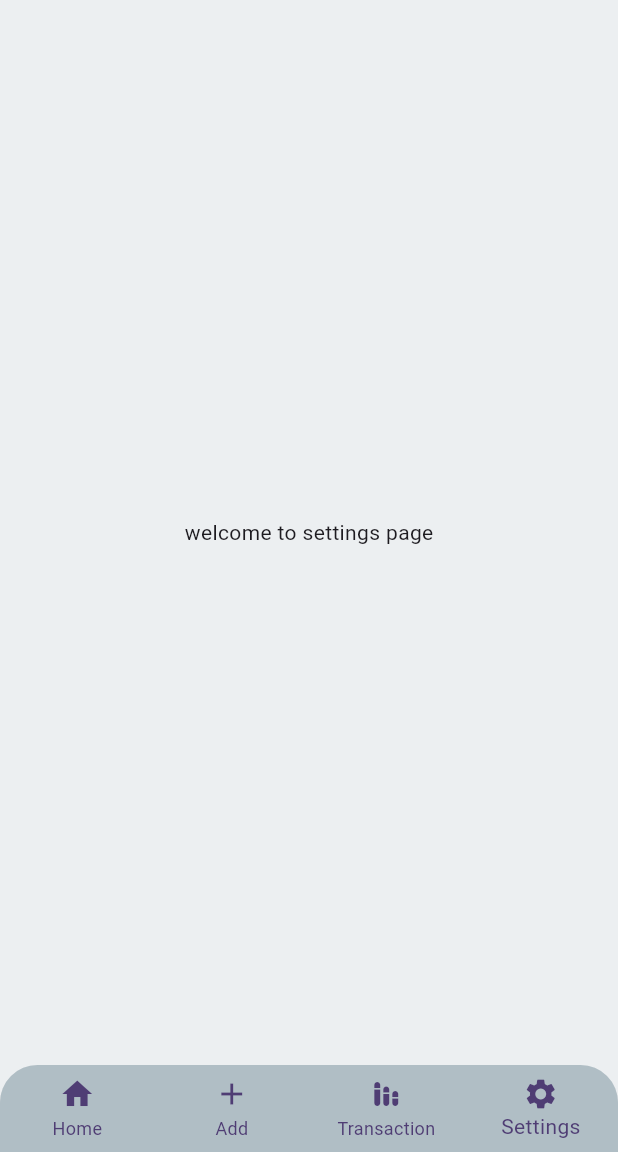
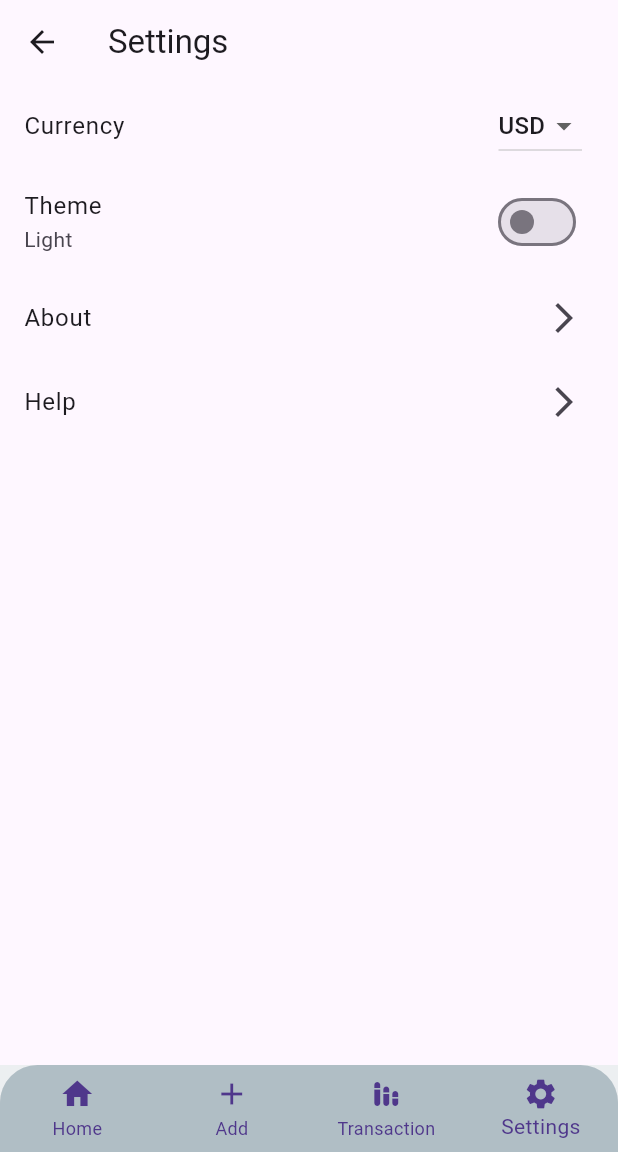
Before and after one commit to Emnet-tes/Expense-Tracker, a Flutter app: the screen it shows after launch, item 4 of the bottom bar chosen, on a phone screen of 412 x 824 dp, the part 84-1236 px from its top. Run offline on Flutter 3.47's test engine with Material 3 defaults, Android fonts, the phone set to English and light mode, and no system bars.

Commit message:
Modify settings_page.dart

```diff
--- a/lib/main.dart
+++ b/lib/main.dart
@@ -1,33 +1,58 @@
+import 'package:flutter/material.dart';
 import 'package:expense_tracker/pages/Home_page.dart';
 import 'package:expense_tracker/pages/add_page.dart';
 import 'package:expense_tracker/pages/settings_page.dart';
 import 'package:expense_tracker/pages/transaction_page.dart';
-import 'package:flutter/material.dart';
 
 void main() {
   runApp(const MyApp());
 }
 
-class MyApp extends StatelessWidget {
+class MyApp extends StatefulWidget {
   const MyApp({super.key});
+
+  @override
+  State<MyApp> createState() => _MyAppState();
+}
+
+class _MyAppState extends State<MyApp> {
+  bool _isDarkMode = false;
+
+  // Toggle dark mode
+  void _toggleDarkMode(bool value) {
+    setState(() {
+      _isDarkMode = value;
+    });
+  }
+
   @override
   Widget build(BuildContext context) {
     return MaterialApp(
-      title: 'Flutter Demo',
+      title: 'Expense Tracker',
       debugShowCheckedModeBanner: false,
-      theme: ThemeData(
-        colorScheme: ColorScheme.fromSeed(seedColor: Colors.deepPurple),
-        useMaterial3: true,
+      theme: _isDarkMode
+          ? ThemeData.dark().copyWith(
+              appBarTheme: const AppBarTheme(backgroundColor: Colors.blueGrey),
+              scaffoldBackgroundColor: Colors.blueGrey[900],
+            )
+          : ThemeData.light().copyWith(
+              appBarTheme: const AppBarTheme(backgroundColor: Colors.blueGrey),
+              scaffoldBackgroundColor: Colors.blueGrey[50],
+            ),
+      home: MyHomePage(
+        title: 'Expense Tracker',
+        onThemeChanged: _toggleDarkMode, // Pass theme change callback
       ),
-      home: const MyHomePage(title: 'Expense Tracker'),
     );
   }
 }
 
 class MyHomePage extends StatefulWidget {
-  const MyHomePage({super.key, required this.title});
+  final String title;
+  final ValueChanged<bool> onThemeChanged; // Callback for theme change
 
-  final String title;
+  const MyHomePage(
+      {super.key, required this.title, required this.onThemeChanged});
 
   @override
   State<MyHomePage> createState() => _MyHomePageState();
@@ -40,7 +65,7 @@ class _MyHomePageState extends State<MyHomePage> {
     const HomePage(),
     const AddPage(),
     const TransactionPage(),
-    const SettingsPage()
+    SettingsPage(),
   ];
 
   @override
@@ -81,8 +106,8 @@ class _MyHomePageState extends State<MyHomePage> {
       ),
       body: IndexedStack(
         index: _currentIndex,
-        children: _pages
-      )
+        children: _pages,
+      ),
     );
   }
 }
--- a/lib/pages/settings_page.dart
+++ b/lib/pages/settings_page.dart
@@ -1,12 +1,119 @@
 import 'package:flutter/material.dart';
 
-class SettingsPage extends StatelessWidget {
+class SettingsPage extends StatefulWidget {
   const SettingsPage({super.key});
 
   @override
+  State<SettingsPage> createState() => _SettingsPageState();
+}
+
+class _SettingsPageState extends State<SettingsPage> {
+  String _selectedCurrency = 'USD';
+  bool _isDarkMode = false;
+
+  @override
   Widget build(BuildContext context) {
-    return Center(
-      child: Text('welcome to settings page'),
+    return MaterialApp(
+      debugShowCheckedModeBanner: false,
+      theme: _isDarkMode ? ThemeData.dark() : ThemeData.light(),
+      home: Scaffold(
+        appBar: AppBar(
+          title: const Text('Settings'),
+          leading: IconButton(
+            icon: const Icon(Icons.arrow_back),
+            onPressed: () {
+              Navigator.pop(context);
+            },
+          ),
+        ),
+        body: ListView(
+          children: [
+            ListTile(
+              title: const Text('Currency'),
+              trailing: DropdownButton<String>(
+                value: _selectedCurrency,
+                items: const [
+                  DropdownMenuItem(value: 'USD', child: Text('USD')),
+                  DropdownMenuItem(value: 'EUR', child: Text('EUR')),
+                  DropdownMenuItem(value: 'ETB', child: Text('ETB')),
+                  DropdownMenuItem(value: 'GBP', child: Text('GBP')),
+                ],
+                onChanged: (value) {
+                  setState(() {
+                    _selectedCurrency = value!;
+                  });
+                },
+              ),
+            ),
+            SwitchListTile(
+              title: const Text('Theme'),
+              subtitle: Text(_isDarkMode ? 'Dark' : 'Light'),
+              value: _isDarkMode,
+              onChanged: (value) {
+                setState(() {
+                  _isDarkMode = value;
+                });
+              },
+            ),
+            ListTile(
+              title: const Text('About'),
+              trailing: const Icon(Icons.arrow_forward_ios),
+              onTap: () {
+                Navigator.push(
+                  context,
+                  MaterialPageRoute(
+                    builder: (context) => const AboutPage(),
+                  ),
+                );
+              },
+            ),
+            ListTile(
+              title: const Text('Help'),
+              trailing: const Icon(Icons.arrow_forward_ios),
+              onTap: () {
+                Navigator.push(
+                  context,
+                  MaterialPageRoute(
+                    builder: (context) => const HelpPage(),
+                  ),
+                );
+              },
+            ),
+          ],
+        ),
+      ),
     );
   }
 }
+
+class AboutPage extends StatelessWidget {
+  const AboutPage({super.key});
+
+  @override
+  Widget build(BuildContext context) {
+    return Scaffold(
+      appBar: AppBar(
+        title: const Text('About'),
+      ),
+      body: const Center(
+        child: Text('This is the About page.'),
+      ),
+    );
+  }
+}
+
+class HelpPage extends StatelessWidget {
+  const HelpPage({super.key});
+
+  @override
+  Widget build(BuildContext context) {
+    return Scaffold(
+      appBar: AppBar(
+        title: const Text('Help'),
+      ),
+      body: const Center(
+        child: Text('This is the Help page.'),
+      ),
+    );
+  }
+}
```
